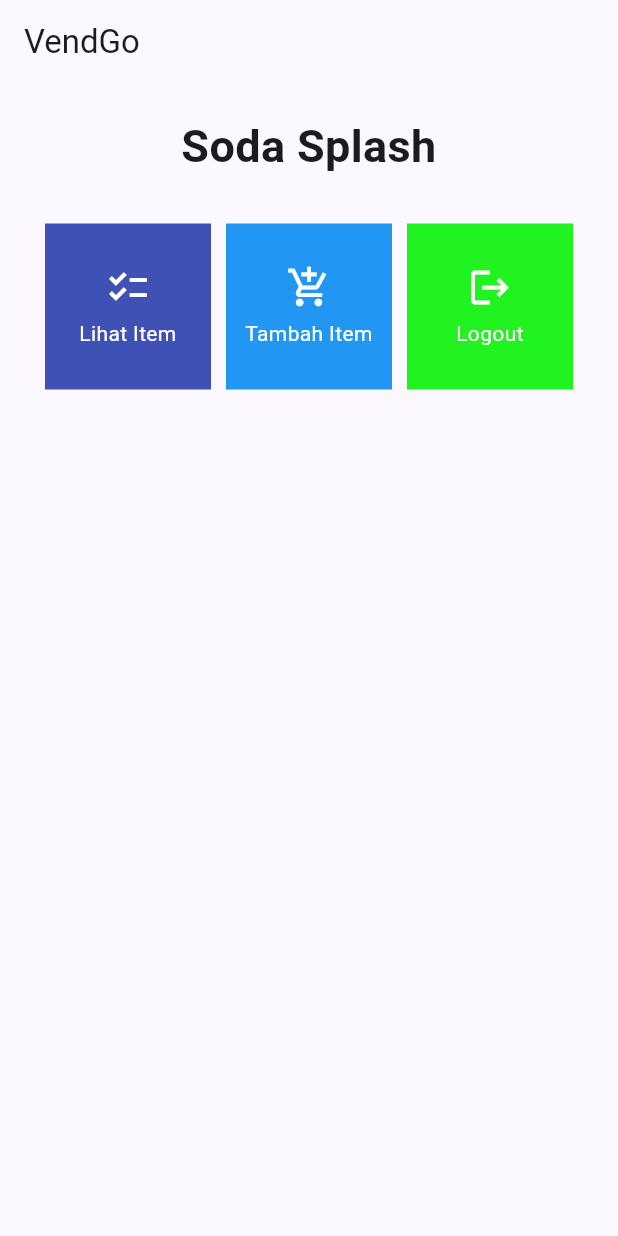
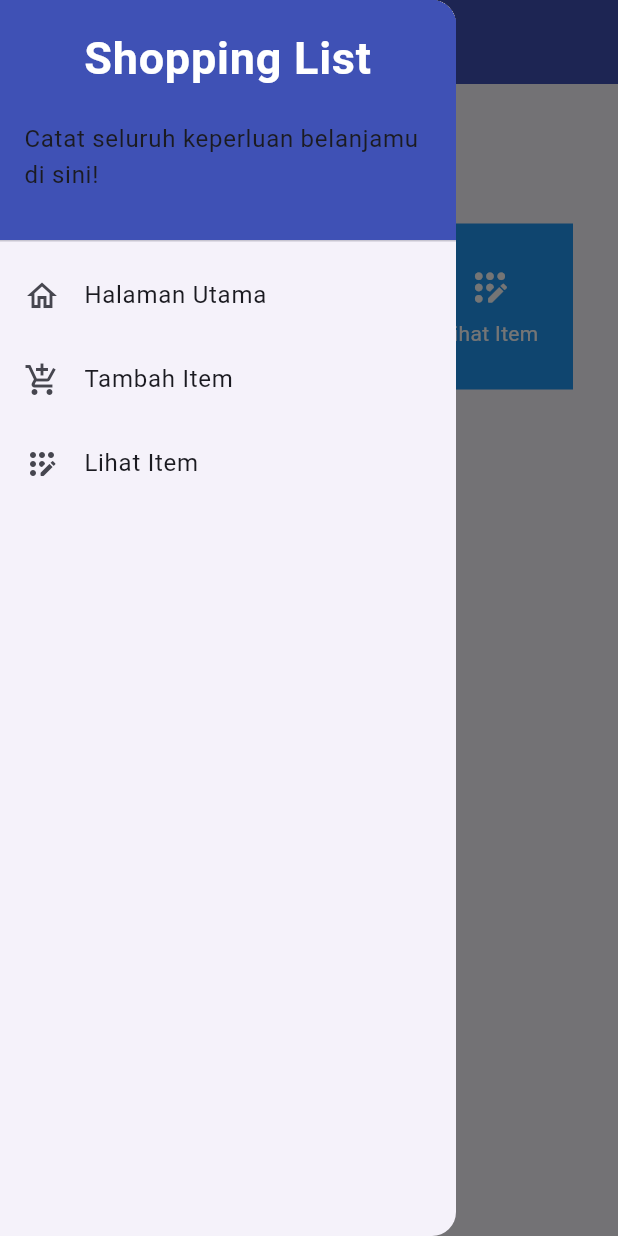
Before and after one commit to galentaris/VendGo, a Flutter app: the screen it shows after launch, with the side drawer open (before the commit the screen has no drawer), on a phone screen of 412 x 824 dp. Run offline on Flutter 3.47's test engine with Material 2 defaults, Android fonts, the light colour scheme and no system bars.

Commit message:
Submit Tugas 8

```diff
--- /dev/null
+++ b/lib/item.dart
@@ -0,0 +1,9 @@
+List<Item> listItem = [];
+
+class Item {
+  String name = "";
+  int price = 0;
+  String description = "";
+
+  Item(this.name, this.price, this.description);
+}
--- a/lib/main.dart
+++ b/lib/main.dart
@@ -1,5 +1,5 @@
 import 'package:flutter/material.dart';
-import 'package:vend_go/menu.dart';
+import 'package:vend_go/screens/menu.dart';
 
 void main() {
   runApp(const MyApp());
--- a/lib/menu.dart
+++ /dev/null
@@ -1,112 +0,0 @@
-import 'package:flutter/material.dart';
-
-class MyHomePage extends StatelessWidget {
-  MyHomePage({Key? key}) : super(key: key);
-
-  final List<ShopItem> items = [
-    ShopItem("Lihat Item", Icons.checklist, Colors.indigo),
-    ShopItem("Tambah Item", Icons.add_shopping_cart, const Color.fromARGB(255, 33, 150, 243)),
-    ShopItem("Logout", Icons.logout, Color.fromARGB(255, 33, 243, 33)),
-  ];
-
-  @override
-  Widget build(BuildContext context) {
-      return Scaffold(
-        appBar: AppBar(
-          title: const Text(
-            'VendGo',
-          ),
-        ),
-        body: SingleChildScrollView(
-          // Widget wrapper yang dapat discroll
-          child: Padding(
-            padding: const EdgeInsets.all(10.0), // Set padding dari halaman
-            child: Column(
-              // Widget untuk menampilkan children secara vertikal
-              children: <Widget>[
-                const Padding(
-                  padding: EdgeInsets.only(top: 10.0, bottom: 10.0),
-                  // Widget Text untuk menampilkan tulisan dengan alignment center dan style yang sesuai
-                  child: Text(
-                    'Soda Splash', // Text yang menandakan toko
-                    textAlign: TextAlign.center,
-                    style: TextStyle(
-                      fontSize: 30,
-                      fontWeight: FontWeight.bold,
-                    ),
-                  ),
-                ),
-                // Grid layout
-                GridView.count(
-                  // Container pada card kita.
-                  primary: true,
-                  padding: const EdgeInsets.all(20),
-                  crossAxisSpacing: 10,
-                  mainAxisSpacing: 10,
-                  crossAxisCount: 3,
-                  shrinkWrap: true,
-                  children: items.map((ShopItem item) {
-                    // Iterasi untuk setiap item
-                    return ShopCard(item);
-                  }).toList(),
-                ),
-              ],
-            ),
-          ),
-        ),
-      );
-    }
-}
-
-class ShopItem {
-  final String name;
-  final IconData icon;
-  final Color color;
-
-  ShopItem(this.name, this.icon, this.color);
-}
-
-class ShopCard extends StatelessWidget {
-  final ShopItem item;
-
-  const ShopCard(this.item, {super.key}); // Constructor
-
-  @override
-  Widget build(BuildContext context) {
-    return Material(
-      color: item.color, // Gunakan warna dari item di sini
-      child: InkWell(
-        // Area responsive terhadap sentuhan
-        onTap: () {
-          // Memunculkan SnackBar ketika diklik
-          ScaffoldMessenger.of(context)
-            ..hideCurrentSnackBar()
-            ..showSnackBar(SnackBar(
-                content: Text("Kamu telah menekan tombol ${item.name}!")));
-        },
-        child: Container(
-          // Container untuk menyimpan Icon dan Text
-          padding: const EdgeInsets.all(8),
-          child: Center(
-            child: Column(
-              mainAxisAlignment: MainAxisAlignment.center,
-              children: [
-                Icon(
-                  item.icon,
-                  color: Colors.white,
-                  size: 30.0,
-                ),
-                const Padding(padding: EdgeInsets.all(3)),
-                Text(
-                  item.name,
-                  textAlign: TextAlign.center,
-                  style: const TextStyle(color: Colors.white),
-                ),
-              ],
-            ),
-          ),
-        ),
-      ),
-    );
-  }
-}
--- /dev/null
+++ b/lib/screens/menu.dart
@@ -0,0 +1,72 @@
+import 'package:flutter/material.dart';
+import 'package:vend_go/widgets/left_drawer.dart';
+import 'package:vend_go/widgets/shop_card.dart';
+
+class MyHomePage extends StatelessWidget {
+  MyHomePage({Key? key}) : super(key: key);
+
+  final List<ShopItem> items = [
+    ShopItem("Lihat Item", Icons.checklist, Colors.indigo),
+    ShopItem("Tambah Item", Icons.add_shopping_cart, const Color.fromARGB(255, 33, 150, 243)),
+    ShopItem("Lihat Item", Icons.app_registration_rounded, const Color.fromARGB(255, 33, 150, 243)),
+    ShopItem("Logout", Icons.logout, const Color.fromARGB(255, 243, 33, 33)),
+  ];
+
+  @override
+  Widget build(BuildContext context) {
+    // This method is rerun every time setState is called, for instance as done
+    // by the _incrementCounter method above.
+    //
+    // The Flutter framework has been optimized to make rerunning build methods
+    // fast, so that you can just rebuild anything that needs updating rather
+    // than having to individually change instances of widgets.
+    return Scaffold(
+      appBar: AppBar(
+        title: const Text(
+          'VendGo',
+        ),
+        backgroundColor: Colors.indigo,
+        foregroundColor: Colors.white,
+      ),
+      // Masukkan drawer sebagai parameter nilai drawer dari widget Scaffold
+      drawer: const LeftDrawer(),
+      body: SingleChildScrollView(
+        // Widget wrapper yang dapat discroll
+        child: Padding(
+          padding: const EdgeInsets.all(10.0), // Set padding dari halaman
+          child: Column(
+            // Widget untuk menampilkan children secara vertikal
+            children: <Widget>[
+              const Padding(
+                padding: EdgeInsets.only(top: 10.0, bottom: 10.0),
+                // Widget Text untuk menampilkan tulisan dengan alignment center dan style yang sesuai
+                child: Text(
+                  'Soda Splash', // Text yang menandakan toko
+                  textAlign: TextAlign.center,
+                  style: TextStyle(
+                    fontSize: 30,
+                    fontWeight: FontWeight.bold,
+                  ),
+                ),
+              ),
+              // Grid layout
+              GridView.count(
+                // Container pada card kita.
+                primary: true,
+                padding: const EdgeInsets.all(20),
+                crossAxisSpacing: 10,
+                mainAxisSpacing: 10,
+                crossAxisCount: 3,
+                shrinkWrap: true,
+                children: items.map((ShopItem item) {
+                  // Iterasi untuk setiap item
+                  return ShopCard(item);
+                }).toList(),
+              ),
+            ],
+          ),
+        ),
+      ),
+    );
+  }
+}
--- /dev/null
+++ b/lib/widgets/left_drawer.dart
@@ -0,0 +1,79 @@
+import 'package:flutter/material.dart';
+import 'package:vend_go/screens/daftar_item.dart';
+import 'package:vend_go/screens/menu.dart';
+import 'package:vend_go/screens/shoplist_form.dart';
+
+class LeftDrawer extends StatelessWidget {
+  const LeftDrawer({super.key});
+
+  @override
+  Widget build(BuildContext context) {
+    return Drawer(
+      child: ListView(
+        children: [
+          const DrawerHeader(
+            decoration: BoxDecoration(
+              color: Colors.indigo,
+            ),
+            child: Column(
+              children: [
+                Text(
+                  'Shopping List',
+                  textAlign: TextAlign.center,
+                  style: TextStyle(
+                    fontSize: 30,
+                    fontWeight: FontWeight.bold,
+                    color: Colors.white,
+                  ),
+                ),
+                Padding(padding: EdgeInsets.all(10)),
+                Text("Catat seluruh keperluan belanjamu di sini!",
+                    ),
+              ],
+            ),
+          ),
+          ListTile(
+            leading: const Icon(Icons.home_outlined),
+            title: const Text('Halaman Utama'),
+            // Bagian redirection ke MyHomePage
+            onTap: () {
+              Navigator.pushReplacement(
+                  context,
+                  MaterialPageRoute(
+                    builder: (context) => MyHomePage(),
+                  ));
+            },
+          ),
+          ListTile(
+            leading: const Icon(Icons.add_shopping_cart),
+            title: const Text('Tambah Item'),
+            // Bagian redirection ke ShopFormPage
+            onTap: () {
+              Navigator.push(
+                context,
+                MaterialPageRoute(
+                  builder: (context) => const ShopFormPage(),
+                ),
+              );
+
+            },
+          ),
+          ListTile(
+            leading: const Icon(Icons.app_registration_rounded),
+            title: const Text('Lihat Item'),
+            // Bagian redirection ke ShopFormPage
+            onTap: () {
+              Navigator.push(
+                context,
+                MaterialPageRoute(
+                  builder: (context) => const DaftarItemPage(),
+                ),
+              );
+
+            },
+          ),
+        ],
+      ),
+    );
+  }
+}
--- /dev/null
+++ b/lib/widgets/shop_card.dart
@@ -0,0 +1,141 @@
+import 'package:flutter/material.dart';
+import 'package:vend_go/screens/daftar_item.dart';
+import 'package:vend_go/screens/shoplist_form.dart';
+import 'package:vend_go/item.dart';
+
+
+class ShopItem {
+  final String name;
+  final IconData icon;
+  final Color color;
+
+  ShopItem(this.name, this.icon, this.color);
+}
+
+class ShopCard extends StatelessWidget {
+  final ShopItem item;
+
+  const ShopCard(this.item, {super.key}); // Constructor
+
+  @override
+  Widget build(BuildContext context) {
+    return Material(
+      color: item.color,
+      child: InkWell(
+        // Area responsive terhadap sentuhan
+        onTap: () {
+          // Memunculkan SnackBar ketika diklik
+          ScaffoldMessenger.of(context)
+            ..hideCurrentSnackBar()
+            ..showSnackBar(SnackBar(
+                content: Text("Kamu telah menekan tombol ${item.name}!")));
+
+          // Navigate ke route yang sesuai (tergantung jenis tombol)
+          if (item.name == "Tambah Item") {
+            // TODO: Gunakan Navigator.push untuk melakukan navigasi ke MaterialPageRoute yang mencakup ShopFormPage.
+            Navigator.push(
+                context,
+                MaterialPageRoute(
+                  builder: (context) => const ShopFormPage(),
+                ),
+            );
+          }
+          else if (item.name == "Lihat Item") {
+            Navigator.push(
+                context,
+                MaterialPageRoute(
+                  builder: (context) => const DaftarItemPage(),
+                ),
+            );
+          }
+
+        },
+        child: Container(
+          // Container untuk menyimpan Icon dan Text
+          padding: const EdgeInsets.all(8),
+          child: Center(
+            child: Column(
+              mainAxisAlignment: MainAxisAlignment.center,
+              children: [
+                Icon(
+                  item.icon,
+                  color: Colors.white,
+                  size: 30.0,
+                ),
+                const Padding(padding: EdgeInsets.all(3)),
+                Text(
+                  item.name,
+                  textAlign: TextAlign.center,
+                  style: const TextStyle(color: Colors.white),
+                ),
+              ],
+            ),
+          ),
+        ),
+      ),
+    );
+  }
+}
+
+class CardItem extends StatelessWidget {
+  final Item item;
+
+  const CardItem(this.item, {super.key}); // Constructor
+
+  @override
+  Widget build(BuildContext context) {
+    return Material(
+      color: Colors.indigo,
+      child: InkWell(
+        // Area responsive terhadap sentuhan
+        onTap: () {
+          showDialog(
+            context: context,
+            builder: (context) {
+              return AlertDialog(
+                title: Text('Detail Product ${item.name}'),
+                content: SingleChildScrollView(
+                  child: Column(
+                    crossAxisAlignment:
+                        CrossAxisAlignment.start,
+                    children: [
+                      Text('Nama: ${item.name}'),
+                      Text('Harga: ${item.price}'),
+                      Text('Deskripsi: ${item.description}'),
+                    ],
+                  ),
+                ),
+                actions: [
+                  TextButton(
+                    child: const Text('OK'),
+                    onPressed: () {
+                      Navigator.pop(context);
+                    },
+                  ),
+                ],
+              );
+            },
+          );
+
+        },
+        child: Container(
+          // Container untuk menyimpan Icon dan Text
+          padding: const EdgeInsets.all(8),
+          child: Center(
+            child: Column(
+              mainAxisAlignment: MainAxisAlignment.center,
+              children: [
+                const Padding(padding: EdgeInsets.all(3)),
+                Text(
+                  item.name,
+                  textAlign: TextAlign.center,
+                  style: const TextStyle(color: Colors.white),
+                ),
+              ],
+            ),
+          ),
+        ),
+      ),
+    );
+  }
+}
```
Also changed, not shown: lib/screens/daftar_item.dart (added, +67 -0 lines), lib/screens/shoplist_form.dart (added, +167 -0 lines), 1 other file.
